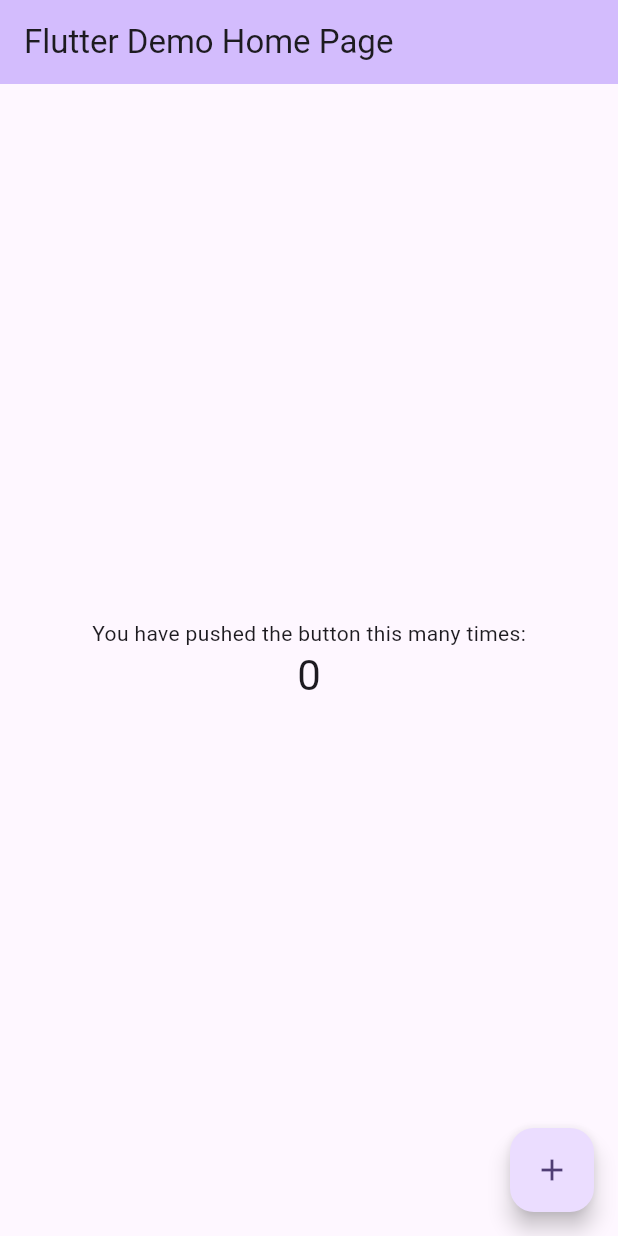
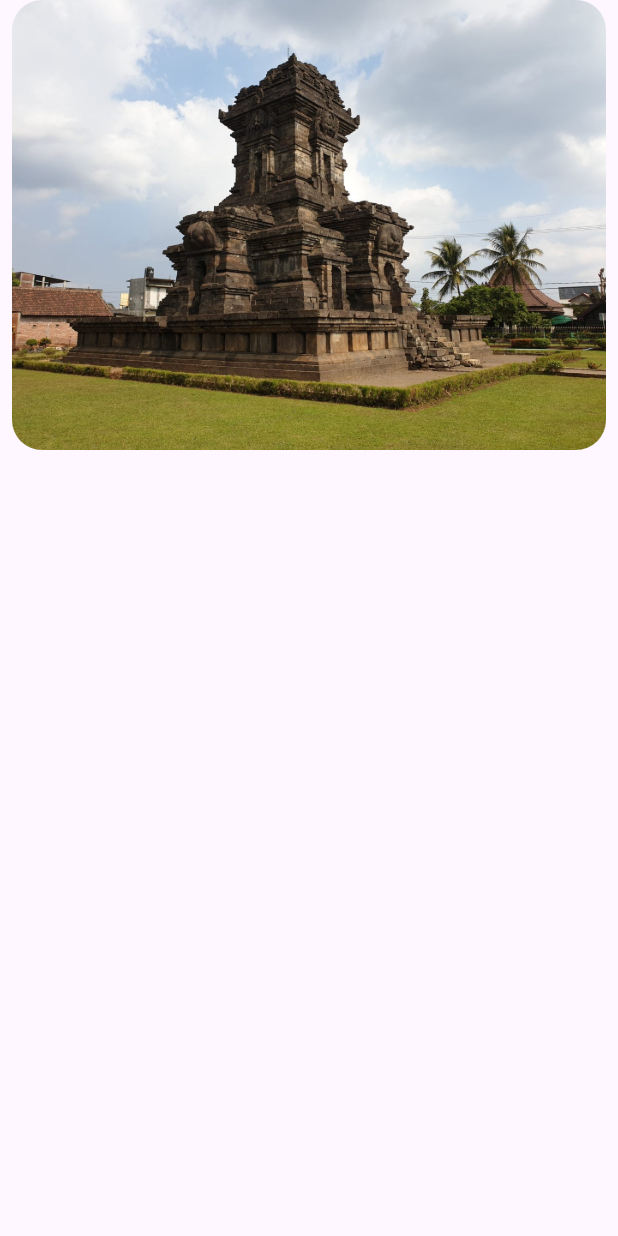
Before and after one commit to Mobile-Programming-MDP/latihan-flutter-SyalsabillaValentisyesa, a Flutter app: the screen it shows after launch, on a phone screen of 412 x 824 dp. Run offline on Flutter 3.47's test engine with Material 3 defaults, Android fonts, the phone set to English and light mode, and no system bars; our stand-ins replace connectivity_plus.

Commit message:
add detail header

```diff
--- /dev/null
+++ b/wisataa_candi/lib/detail_screen.dart
@@ -0,0 +1,36 @@
+import 'package:flutter/material.dart';
+import 'package:wisataa_candi/models/candi.dart';
+
+class DetailScreen extends StatelessWidget {
+  final Candi candi;
+
+  const DetailScreen({super.key, required this.candi});
+
+  @override
+  Widget build(BuildContext context) {
+    return Scaffold(
+      body: Column(
+        children: [
+          Stack(
+            children: [
+              Padding(
+                padding: const EdgeInsets.symmetric(
+                  horizontal: 8.0,
+                ),
+                child: ClipRRect(
+                  borderRadius: BorderRadius.circular(20),
+                  child: Image.asset(
+                    candi.imageAsset,
+                    height: 300,
+                    width: double.infinity,
+                    fit: BoxFit.cover,
+                  ),
+                ),
+              ),
+            ],
+          ),
+        ],
+      ),
+    );
+  }
+}
--- a/wisataa_candi/lib/main.dart
+++ b/wisataa_candi/lib/main.dart
@@ -1,4 +1,6 @@
 import 'package:flutter/material.dart';
+import 'package:wisataa_candi/data/candi_data.dart';
+import 'package:wisataa_candi/detail_screen.dart';
 
 void main() {
   runApp(const MyApp());
@@ -7,119 +9,12 @@
 class MyApp extends StatelessWidget {
   const MyApp({super.key});
 
-  // This widget is the root of your application.
   @override
   Widget build(BuildContext context) {
     return MaterialApp(
-      title: 'Flutter Demo',
-      theme: ThemeData(
-        // This is the theme of your application.
-        //
-        // TRY THIS: Try running your application with "flutter run". You'll see
-        // the application has a purple toolbar. Then, without quitting the app,
-        // try changing the seedColor in the colorScheme below to Colors.green
-        // and then invoke "hot reload" (save your changes or press the "hot
-        // reload" button in a Flutter-supported IDE, or press "r" if you used
-        // the command line to start the app).
-        //
-        // Notice that the counter didn't reset back to zero; the application
-        // state is not lost during the reload. To reset the state, use hot
-        // restart instead.
-        //
-        // This works for code too, not just values: Most code changes can be
-        // tested with just a hot reload.
-        colorScheme: ColorScheme.fromSeed(seedColor: Colors.deepPurple),
-        useMaterial3: true,
+      home: DetailScreen(
+        candi: candiList[8],
       ),
-      home: const MyHomePage(title: 'Flutter Demo Home Page'),
     );
   }
 }
-
-class MyHomePage extends StatefulWidget {
-  const MyHomePage({super.key, required this.title});
-
-  // This widget is the home page of your application. It is stateful, meaning
-  // that it has a State object (defined below) that contains fields that affect
-  // how it looks.
-
-  // This class is the configuration for the state. It holds the values (in this
-  // case the title) provided by the parent (in this case the App widget) and
-  // used by the build method of the State. Fields in a Widget subclass are
-  // always marked "final".
-
-  final String title;
-
-  @override
-  State<MyHomePage> createState() => _MyHomePageState();
-}
-
-class _MyHomePageState extends State<MyHomePage> {
-  int _counter = 0;
-
-  void _incrementCounter() {
-    setState(() {
-      // This call to setState tells the Flutter framework that something has
-      // changed in this State, which causes it to rerun the build method below
-      // so that the display can reflect the updated values. If we changed
-      // _counter without calling setState(), then the build method would not be
-      // called again, and so nothing would appear to happen.
-      _counter++;
-    });
-  }
-
-  @override
-  Widget build(BuildContext context) {
-    // This method is rerun every time setState is called, for instance as done
-    // by the _incrementCounter method above.
-    //
-    // The Flutter framework has been optimized to make rerunning build methods
-    // fast, so that you can just rebuild anything that needs updating rather
-    // than having to individually change instances of widgets.
-    return Scaffold(
-      appBar: AppBar(
-        // TRY THIS: Try changing the color here to a specific color (to
-        // Colors.amber, perhaps?) and trigger a hot reload to see the AppBar
-        // change color while the other colors stay the same.
-        backgroundColor: Theme.of(context).colorScheme.inversePrimary,
-        // Here we take the value from the MyHomePage object that was created by
-        // the App.build method, and use it to set our appbar title.
-        title: Text(widget.title),
-      ),
-      body: Center(
-        // Center is a layout widget. It takes a single child and positions it
-        // in the middle of the parent.
-        child: Column(
-          // Column is also a layout widget. It takes a list of children and
-          // arranges them vertically. By default, it sizes itself to fit its
-          // children horizontally, and tries to be as tall as its parent.
-          //
-          // Column has various properties to control how it sizes itself and
-          // how it positions its children. Here we use mainAxisAlignment to
-          // center the children vertically; the main axis here is the vertical
-          // axis because Columns are vertical (the cross axis would be
-          // horizontal).
-          //
-          // TRY THIS: Invoke "debug painting" (choose the "Toggle Debug Paint"
-          // action in the IDE, or press "p" in the console), to see the
-          // wireframe for each widget.
-          mainAxisAlignment: MainAxisAlignment.center,
-          children: <Widget>[
-            const Text(
-              'You have pushed the button this many times:',
-            ),
-            Text(
-              '$_counter',
-              style: Theme.of(context).textTheme.headlineMedium,
-            ),
-          ],
-        ),
-      ),
-      floatingActionButton: FloatingActionButton(
-        onPressed: _incrementCounter,
-        tooltip: 'Increment',
-        child: const Icon(Icons.add),
-      ), // This trailing comma makes auto-formatting nicer for build methods.
-    );
-  }
-}
--- a/wisataa_candi/pubspec.yaml
+++ b/wisataa_candi/pubspec.yaml
@@ -58,6 +58,9 @@ flutter:
   # the material Icons class.
   uses-material-design: true
 
+  assets:
+    - images/
+
   # To add assets to your application, add an assets section, like this:
   # assets:
   #   - images/a_dot_burr.jpeg
```
